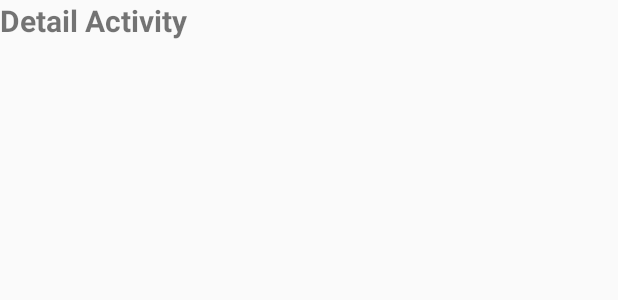
After one commit to RachmanForniandi/MovieCatalogAppV2, an Android app: the layout activity_detail.xml on its own in the app's theme, with its tools: preview values and no code run, on a phone screen of 412 x 824 dp. The commit adds this screen. Shown: the top 300 px of the screen. Run offline under Robolectric (Android 15) with nearby library versions, the phone set to English and light mode, and no system bars.

Commit message:
preparing detailactivity

```diff
--- a/app/build.gradle
+++ b/app/build.gradle
@@ -23,7 +23,7 @@ android {
 
 dependencies {
     implementation fileTree(dir: 'libs', include: ['*.jar'])
-    implementation 'com.android.support:appcompat-v7:27.1.1'
+    implementation 'com.android.support:appcompat-v7:27.1..1'
     implementation 'com.android.support.constraint:constraint-layout:1.1.2'
     implementation 'com.squareup.retrofit2:retrofit:2.4.0'
     implementation 'com.squareup.retrofit2:retrofit-converters:2.4.0'
--- a/app/src/main/AndroidManifest.xml
+++ b/app/src/main/AndroidManifest.xml
@@ -20,6 +20,7 @@
                 <category android:name="android.intent.category.LAUNCHER" />
             </intent-filter>
         </activity>
+        <activity android:name=".DetailActivity"></activity>
     </application>
 
 </manifest>
--- /dev/null
+++ b/app/src/main/res/layout/activity_detail.xml
@@ -0,0 +1,17 @@
+<?xml version="1.0" encoding="utf-8"?>
+<android.support.constraint.ConstraintLayout xmlns:android="http://schemas.android.com/apk/res/android"
+    xmlns:app="http://schemas.android.com/apk/res-auto"
+    xmlns:tools="http://schemas.android.com/tools"
+    android:layout_width="match_parent"
+    android:layout_height="match_parent"
+    tools:context=".DetailActivity">
+
+    <TextView
+        android:id="@+id/detail_movie"
+        android:layout_width="wrap_content"
+        android:layout_height="wrap_content"
+        android:text="Detail Activity"
+        android:textSize="@dimen/txt_title"
+        android:textStyle="bold"/>
+
+</android.support.constraint.ConstraintLayout>
--- a/app/src/main/res/layout/activity_main_item.xml
+++ b/app/src/main/res/layout/activity_main_item.xml
@@ -1,7 +1,9 @@
 <?xml version="1.0" encoding="utf-8"?>
 <LinearLayout
-    xmlns:android="http://schemas.android.com/apk/res/android" android:layout_width="match_parent"
+    xmlns:android="http://schemas.android.com/apk/res/android"
+    android:layout_width="match_parent"
     android:layout_height="wrap_content"
+    android:background="?android:attr/selectableItemBackground"
     android:orientation="horizontal"
     android:padding="@dimen/margin_clear_space">
 
```
Also changed, not shown: app/src/main/java/com/example/user/moviecatalogappv2/DetailActivity.java (added, +13 -0 lines), app/src/main/java/com/example/user/moviecatalogappv2/adapter/SearchAdapter.java (+10 -2 lines).
